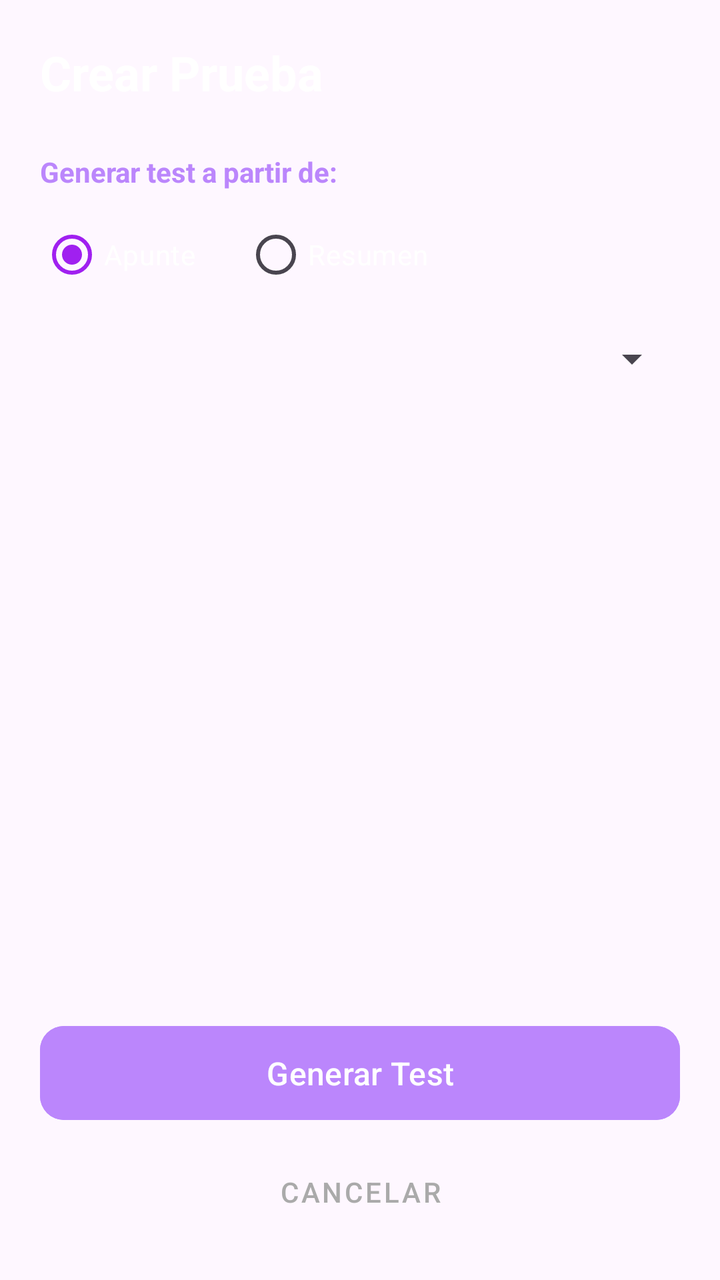
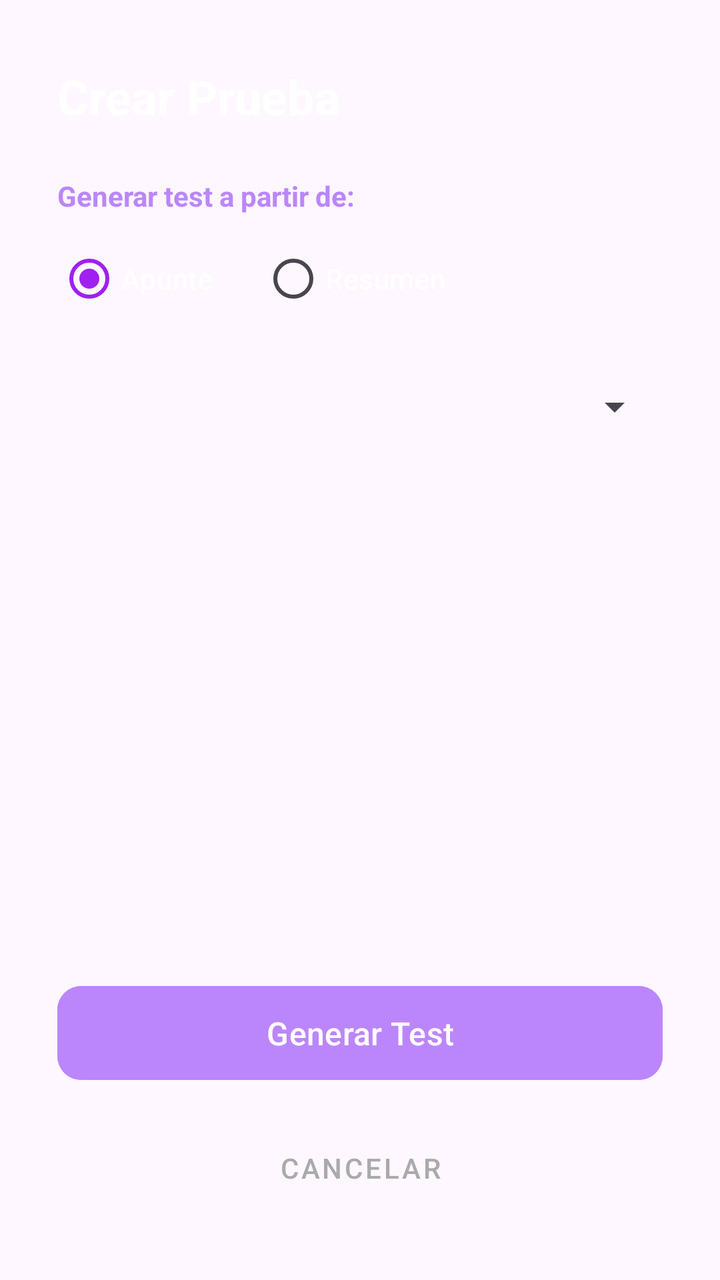

Before-and-after screenshots of an Android layout around one commit, followed by the original layout XML and the change that was made.
<!-- AndroidManifest.xml: application theme Theme.AprendeAprueba -->
<!-- res/layout/fragment_crear_tipo_test.xml -->
<?xml version="1.0" encoding="utf-8"?>
<androidx.constraintlayout.widget.ConstraintLayout
    xmlns:android="http://schemas.android.com/apk/res/android"
    xmlns:app="http://schemas.android.com/apk/res-auto"
    android:layout_width="match_parent"
    android:layout_height="match_parent"
    android:padding="20dp">

    <TextView
        android:id="@+id/tvTituloCrear"
        android:layout_width="wrap_content"
        android:layout_height="wrap_content"
        android:text="Crear Prueba"
        android:textColor="#FFFFFF"
        android:textSize="24sp"
        android:textStyle="bold"
        app:layout_constraintTop_toTopOf="parent"
        app:layout_constraintStart_toStartOf="parent" />

    <TextView
        android:id="@+id/tvLabelFuente"
        android:layout_width="wrap_content"
        android:layout_height="wrap_content"
        android:layout_marginTop="24dp"
        android:text="Generar test a partir de:"
        android:textColor="#BB86FC"
        android:textStyle="bold"
        app:layout_constraintTop_toBottomOf="@id/tvTituloCrear"
        app:layout_constraintStart_toStartOf="parent" />

    <RadioGroup
        android:id="@+id/radioGroupFuente"
        android:layout_width="wrap_content"
        android:layout_height="wrap_content"
        android:layout_marginTop="8dp"
        android:orientation="horizontal"
        app:layout_constraintTop_toBottomOf="@id/tvLabelFuente"
        app:layout_constraintStart_toStartOf="parent">

        <RadioButton
            android:id="@+id/radioApunte"
            android:layout_width="wrap_content"
            android:layout_height="wrap_content"
            android:text="Apunte"
            android:textColor="#FFFFFF"
            android:buttonTint="#BB86FC"
            android:checked="true" />

        <RadioButton
            android:id="@+id/radioResumen"
            android:layout_width="wrap_content"
            android:layout_height="wrap_content"
            android:layout_marginStart="24dp"
            android:text="Resumen"
            android:textColor="#FFFFFF"
            android:buttonTint="#BB86FC" />

    </RadioGroup>

    <Spinner
        android:id="@+id/spinnerFuente"
        android:layout_width="0dp"
        android:layout_height="wrap_content"
        android:layout_marginTop="16dp"
        app:layout_constraintTop_toBottomOf="@id/radioGroupFuente"
        app:layout_constraintStart_toStartOf="parent"
        app:layout_constraintEnd_toEndOf="parent" />

    <com.google.android.material.button.MaterialButton
        android:id="@+id/btnGenerarTest"
        android:layout_width="0dp"
        android:layout_height="55dp"
        android:layout_marginBottom="8dp"
        android:backgroundTint="#BB86FC"
        android:text="Generar Test"
        android:textAllCaps="false"
        android:textSize="16sp"
        app:cornerRadius="12dp"
        app:layout_constraintBottom_toTopOf="@id/btnCancelarCrear"
        app:layout_constraintStart_toStartOf="parent"
        app:layout_constraintEnd_toEndOf="parent" />

    <com.google.android.material.button.MaterialButton
        android:id="@+id/btnCancelarCrear"
        style="@style/Widget.MaterialComponents.Button.TextButton"
        android:layout_width="match_parent"
        android:layout_height="wrap_content"
        android:text="Cancelar"
        android:textColor="#AAAAAA"
        app:layout_constraintBottom_toBottomOf="parent"
        app:layout_constraintStart_toStartOf="parent"
        app:layout_constraintEnd_toEndOf="parent" />

</androidx.constraintlayout.widget.ConstraintLayout>
<!-- resources referenced by this layout -->
<resources>
  <style name="Theme.AprendeAprueba" parent="Theme.Material3.DayNight.NoActionBar">
          <item name="colorPrimary">#A020F0</item>
          <item name="colorOnPrimary">@android:color/white</item>
  
          <item name="colorSurface">#FFFFFF</item>
          <item name="colorOnSurface">#1C1B1F</item>
          <item name="colorSurfaceVariant">#E7E0EC</item>
  
          <item name="listPopupWindowStyle">@style/Widget.Material3.PopupMenu.ListPopupWindow</item>
      </style>
</resources>

<!-- the commit's change to res/layout/fragment_crear_tipo_test.xml (unified diff, before → after) -->
@@ -1,21 +1,34 @@
 <?xml version="1.0" encoding="utf-8"?>
-<androidx.constraintlayout.widget.ConstraintLayout
-    xmlns:android="http://schemas.android.com/apk/res/android"
+<androidx.constraintlayout.widget.ConstraintLayout xmlns:android="http://schemas.android.com/apk/res/android"
     xmlns:app="http://schemas.android.com/apk/res-auto"
     android:layout_width="match_parent"
-    android:layout_height="match_parent"
-    android:padding="20dp">
+    android:layout_height="match_parent">
+
+    <androidx.constraintlayout.widget.Guideline
+        android:id="@+id/gl_start"
+        android:layout_width="wrap_content"
+        android:layout_height="wrap_content"
+        android:orientation="vertical"
+        app:layout_constraintGuide_percent="0.08" />
+
+    <androidx.constraintlayout.widget.Guideline
+        android:id="@+id/gl_end"
+        android:layout_width="wrap_content"
+        android:layout_height="wrap_content"
+        android:orientation="vertical"
+        app:layout_constraintGuide_percent="0.92" />
 
     <TextView
         android:id="@+id/tvTituloCrear"
         android:layout_width="wrap_content"
         android:layout_height="wrap_content"
+        android:layout_marginTop="32dp"
         android:text="Crear Prueba"
         android:textColor="#FFFFFF"
         android:textSize="24sp"
         android:textStyle="bold"
-        app:layout_constraintTop_toTopOf="parent"
-        app:layout_constraintStart_toStartOf="parent" />
+        app:layout_constraintStart_toStartOf="@id/gl_start"
+        app:layout_constraintTop_toTopOf="parent" />
 
     <TextView
         android:id="@+id/tvLabelFuente"
@@ -25,70 +38,72 @@
         android:text="Generar test a partir de:"
         android:textColor="#BB86FC"
         android:textStyle="bold"
-        app:layout_constraintTop_toBottomOf="@id/tvTituloCrear"
-        app:layout_constraintStart_toStartOf="parent" />
+        app:layout_constraintStart_toStartOf="@id/gl_start"
+        app:layout_constraintTop_toBottomOf="@id/tvTituloCrear" />
 
     <RadioGroup
         android:id="@+id/radioGroupFuente"
-        android:layout_width="wrap_content"
+        android:layout_width="0dp"
         android:layout_height="wrap_content"
         android:layout_marginTop="8dp"
         android:orientation="horizontal"
-        app:layout_constraintTop_toBottomOf="@id/tvLabelFuente"
-        app:layout_constraintStart_toStartOf="parent">
+        app:layout_constraintEnd_toEndOf="@id/gl_end"
+        app:layout_constraintStart_toStartOf="@id/gl_start"
+        app:layout_constraintTop_toBottomOf="@id/tvLabelFuente">
 
         <RadioButton
             android:id="@+id/radioApunte"
             android:layout_width="wrap_content"
             android:layout_height="wrap_content"
+            android:buttonTint="#BB86FC"
+            android:checked="true"
             android:text="Apunte"
-            android:textColor="#FFFFFF"
-            android:buttonTint="#BB86FC"
-            android:checked="true" />
+            android:textColor="#FFFFFF" />
 
         <RadioButton
             android:id="@+id/radioResumen"
             android:layout_width="wrap_content"
             android:layout_height="wrap_content"
             android:layout_marginStart="24dp"
+            android:buttonTint="#BB86FC"
             android:text="Resumen"
-            android:textColor="#FFFFFF"
-            android:buttonTint="#BB86FC" />
+            android:textColor="#FFFFFF" />
 
     </RadioGroup>
 
     <Spinner
         android:id="@+id/spinnerFuente"
         android:layout_width="0dp"
-        android:layout_height="wrap_content"
+        android:layout_height="48dp"
         android:layout_marginTop="16dp"
-        app:layout_constraintTop_toBottomOf="@id/radioGroupFuente"
-        app:layout_constraintStart_toStartOf="parent"
-        app:layout_constraintEnd_toEndOf="parent" />
+        app:layout_constraintEnd_toEndOf="@id/gl_end"
+        app:layout_constraintStart_toStartOf="@id/gl_start"
+        app:layout_constraintTop_toBottomOf="@id/radioGroupFuente" />
 
     <com.google.android.material.button.MaterialButton
         android:id="@+id/btnGenerarTest"
         android:layout_width="0dp"
         android:layout_height="55dp"
-        android:layout_marginBottom="8dp"
+        android:layout_marginBottom="16dp"
         android:backgroundTint="#BB86FC"
         android:text="Generar Test"
         android:textAllCaps="false"
         android:textSize="16sp"
         app:cornerRadius="12dp"
         app:layout_constraintBottom_toTopOf="@id/btnCancelarCrear"
-        app:layout_constraintStart_toStartOf="parent"
-        app:layout_constraintEnd_toEndOf="parent" />
+        app:layout_constraintEnd_toEndOf="@id/gl_end"
+        app:layout_constraintStart_toStartOf="@id/gl_start" />
 
     <com.google.android.material.button.MaterialButton
         android:id="@+id/btnCancelarCrear"
         style="@style/Widget.MaterialComponents.Button.TextButton"
-        android:layout_width="match_parent"
+        android:layout_width="0dp"
         android:layout_height="wrap_content"
+        android:layout_marginBottom="32dp"
         android:text="Cancelar"
         android:textColor="#AAAAAA"
         app:layout_constraintBottom_toBottomOf="parent"
-        app:layout_constraintStart_toStartOf="parent"
-        app:layout_constraintEnd_toEndOf="parent" />
+        app:layout_constraintEnd_toEndOf="@id/gl_end"
+        app:layout_constraintStart_toStartOf="@id/gl_start" />
 
 </androidx.constraintlayout.widget.ConstraintLayout>
